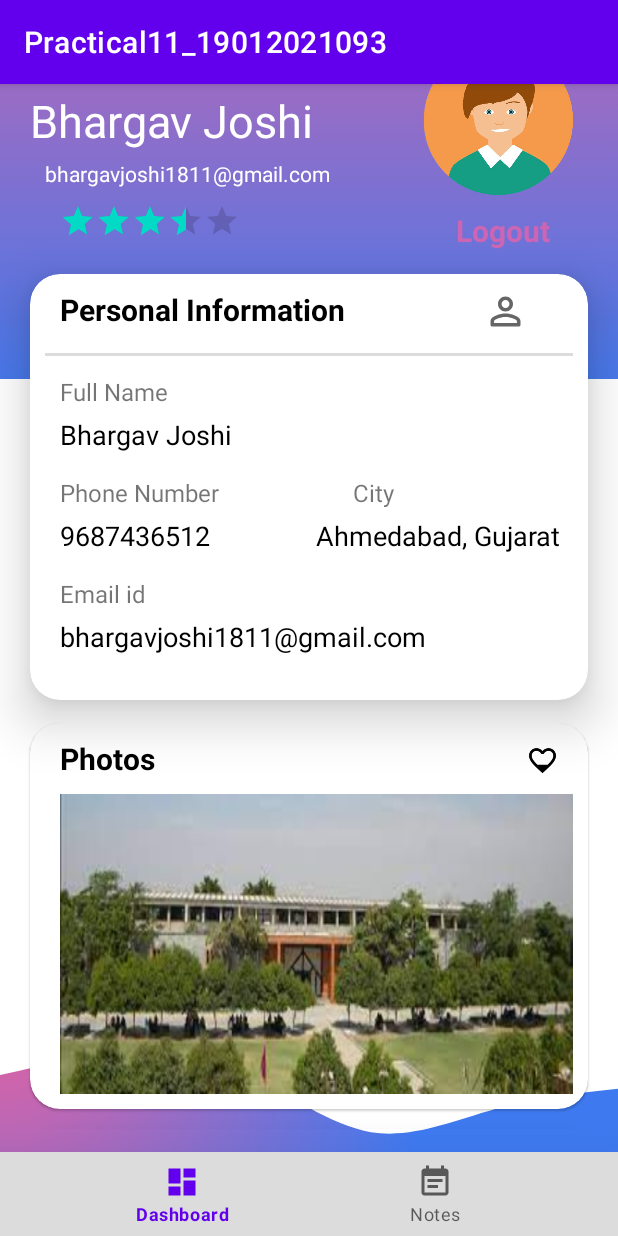
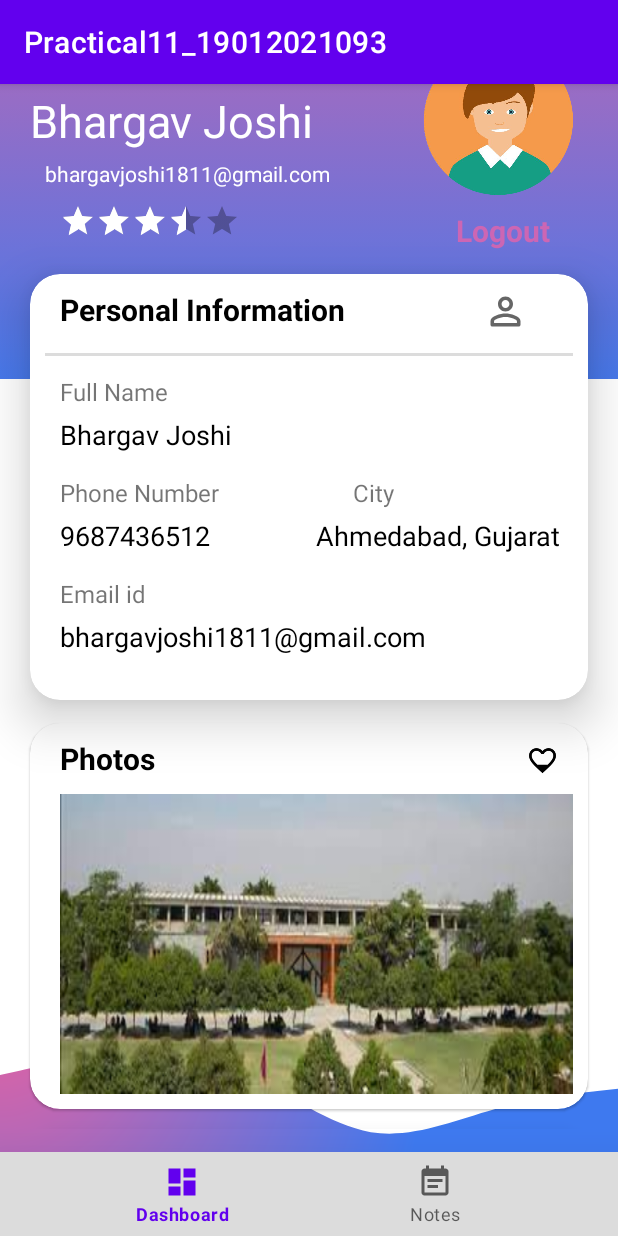
Before and after one commit to bhargav-18/MAD-Practicals, an Android app: the DashboardActivity screen opened directly, with no data from a screen before it, on a phone screen of 412 x 824 dp. Run offline under Robolectric (Android 15) with nearby library versions, the phone set to English and light mode, and no system bars.

Commit message:
Pr10 cloned

```diff
--- a/Practical11_19012021093/app/src/main/res/values/themes.xml
+++ b/Practical11_19012021093/app/src/main/res/values/themes.xml
@@ -13,4 +13,14 @@
         <item name="android:statusBarColor" tools:targetApi="l">?attr/colorPrimaryVariant</item>
         <!-- Customize your theme here. -->
     </style>
+
+    <style name="RatingBar" parent="Theme.AppCompat">
+        <item name="colorControlNormal">@color/black</item>
+        <item name="colorControlActivated">@color/white</item>
+    </style>
+
+    <style name="Theme.MyFancyTheme" parent="android:Theme.Holo">
+        <item name="android:homeAsUpIndicator">@drawable/ic_arrow_back</item>
+    </style>
+
 </resources>
```
